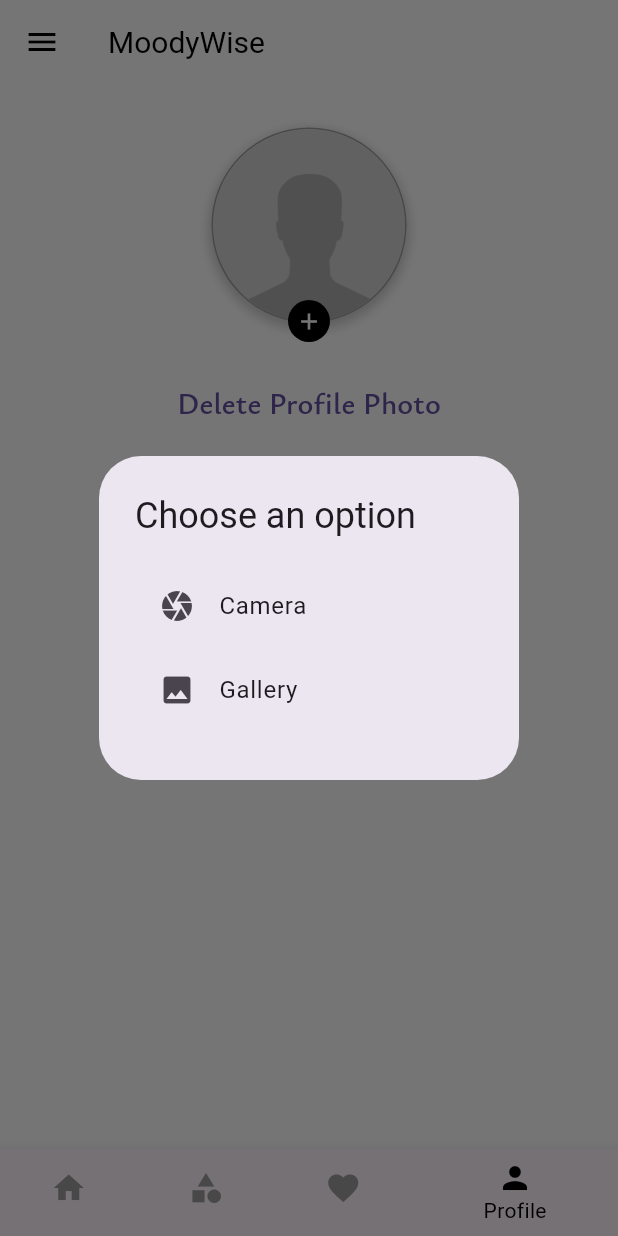
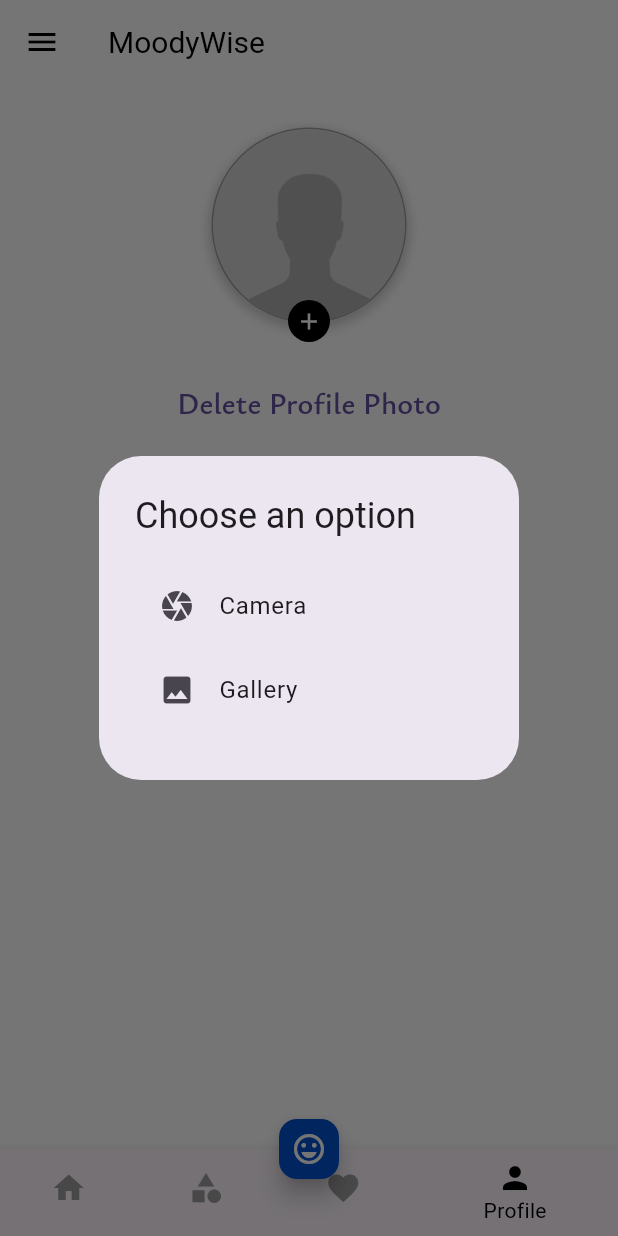
Before and after one commit to mervenurtopcu/mood_based_suggestions, a Flutter app: the screen it shows once a user with an empty profile is signed in, after a tap on the "menu" icon, after a tap on "Profile", after a tap on the "add" icon, on a phone screen of 412 x 824 dp. Run offline on Flutter 3.47's test engine with Material 2 defaults, Android fonts, the phone set to English and light mode, and no system bars; our stand-ins replace cloud_firestore, email_validator, equatable, firebase_auth, firebase_core, firebase_storage and 4 more; accounts and stored records are empty; network calls fail.

Commit message:
floating button added

```diff
--- a/lib/product/app_states/bottom_navigation_bar.dart
+++ b/lib/product/app_states/bottom_navigation_bar.dart
@@ -61,7 +61,20 @@ class _BottomNavBarState extends ConsumerState<BottomNavBar> {
           ],
         ),
       ),
-      bottomNavigationBar: BottomNavigationBar(
+      floatingActionButtonLocation: FloatingActionButtonLocation.centerDocked,
+      floatingActionButton: FloatingActionButton(
+          backgroundColor:  ref.watch(settingsProvider).isDarkTheme ? ColorConstants.loginTextFieldFocus : ColorConstants.loginLightButton,
+         // shape: const CircleBorder(),
+          mini: true,
+          onPressed: () {},
+          child:  Icon(
+            Icons.emoji_emotions_outlined,
+            color:  ref.watch(settingsProvider).isDarkTheme ? ColorConstants.black : ColorConstants.white,
+          ),
+        ),
+      bottomNavigationBar:
+      BottomNavigationBar(
+        type: BottomNavigationBarType.shifting,
         currentIndex: navIndex.index,
         onTap: (index) {
           ref.read(navProvider.notifier).updateIndex(index);
@@ -80,6 +93,7 @@ class _BottomNavBarState extends ConsumerState<BottomNavBar> {
               icon: Icon(Icons.person),
               label: StringConstants.bottomNavBarProfile),
         ],
+
       ),
     );
   }
--- a/lib/product/constants/color_constants.dart
+++ b/lib/product/constants/color_constants.dart
@@ -14,7 +14,7 @@ class ColorConstants {
   static const Color loginLightBackground = Color(0xfffafafa);
   static const Color loginTextFieldFocus = Color(0xff0ff5e3);
   static const Color transparent = Colors.transparent;
-  static const Color bottomNavBarUnselectedItem = Color(0xFF393939);
+  static const Color bottomNavBarUnselectedItem = Color(0xFF575050);
   static const Color darkGray = Color(0xFF272727);
   static const Color drawerLight =Color(0xFFf8f6fb);
 
--- a/lib/product/theme/dark_theme.dart
+++ b/lib/product/theme/dark_theme.dart
@@ -28,6 +28,11 @@ class DarkTheme {
       selectedItemColor: ColorConstants.white,
       unselectedItemColor: ColorConstants.bottomNavBarUnselectedItem,
     ),
+    switchTheme: SwitchThemeData(
+      thumbColor: MaterialStateProperty.all<Color>(ColorConstants.loginTextFieldFocus),
+      trackColor: MaterialStateProperty.all<Color>(ColorConstants.loginSubtitle),
+      overlayColor: MaterialStateProperty.all<Color>(ColorConstants.loginTextFieldFocus)
+    ),
     drawerTheme: const DrawerThemeData(
       endShape: StadiumBorder(),
       backgroundColor: ColorConstants.darkGray,
```
